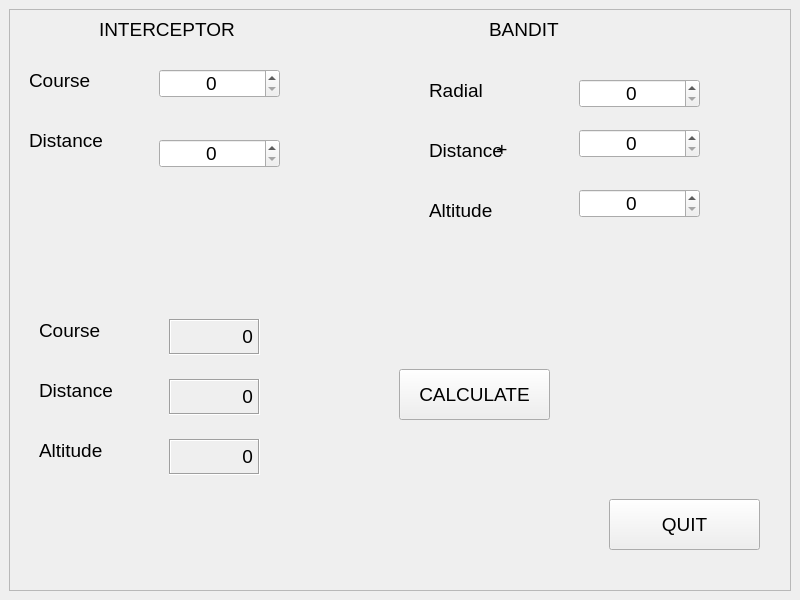
Barracuda-marina/qtcbra, file calculatorform.ui: the form before one commit.
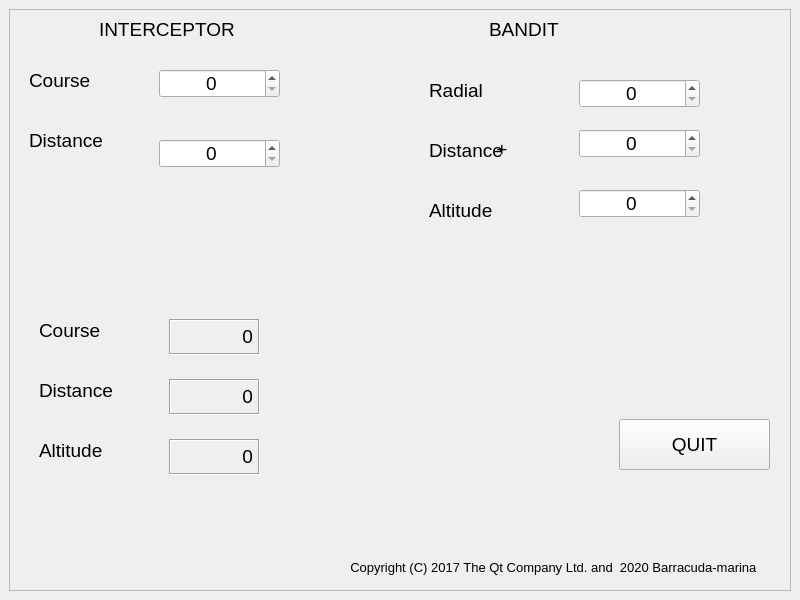
The form after the commit. Icons and pictures are not drawn.

```diff
--- a/calculatorform.ui
+++ b/calculatorform.ui
@@ -391,19 +391,6 @@
         <set>Qt::AlignAbsolute|Qt::AlignBaseline|Qt::AlignBottom|Qt::AlignCenter|Qt::AlignHCenter|Qt::AlignHorizontal_Mask|Qt::AlignJustify|Qt::AlignLeading|Qt::AlignLeft|Qt::AlignRight|Qt::AlignTop|Qt::AlignTrailing|Qt::AlignVCenter|Qt::AlignVertical_Mask</set>
        </property>
       </widget>
-      <widget class="QPushButton" name="pushButton_Calculate">
-       <property name="geometry">
-        <rect>
-         <x>410</x>
-         <y>360</y>
-         <width>151</width>
-         <height>51</height>
-        </rect>
-       </property>
-       <property name="text">
-        <string>CALCULATE</string>
-       </property>
-      </widget>
       <widget class="QLabel" name="label_13">
        <property name="geometry">
         <rect>
@@ -430,18 +417,42 @@
         <string>BANDIT</string>
        </property>
       </widget>
+      <widget class="QPushButton" name="pushButton_Quit">
+       <property name="geometry">
+        <rect>
+         <x>630</x>
+         <y>410</y>
+         <width>151</width>
+         <height>51</height>
+        </rect>
+       </property>
+       <property name="text">
+        <string>QUIT</string>
+       </property>
+      </widget>
      </widget>
-     <widget class="QPushButton" name="pushButton_Quit">
+     <widget class="QLabel" name="label">
       <property name="geometry">
        <rect>
-        <x>600</x>
-        <y>490</y>
-        <width>151</width>
-        <height>51</height>
+        <x>30</x>
+        <y>550</y>
+        <width>721</width>
+        <height>16</height>
        </rect>
       </property>
+      <property name="font">
+       <font>
+        <pointsize>10</pointsize>
+       </font>
+      </property>
       <property name="text">
-       <string>QUIT</string>
+       <string>Copyright (C) 2017 The Qt Company Ltd. and  2020 Barracuda-marina </string>
+      </property>
+      <property name="scaledContents">
+       <bool>false</bool>
+      </property>
+      <property name="alignment">
+       <set>Qt::AlignRight|Qt::AlignTrailing|Qt::AlignVCenter</set>
       </property>
      </widget>
     </widget>
```
